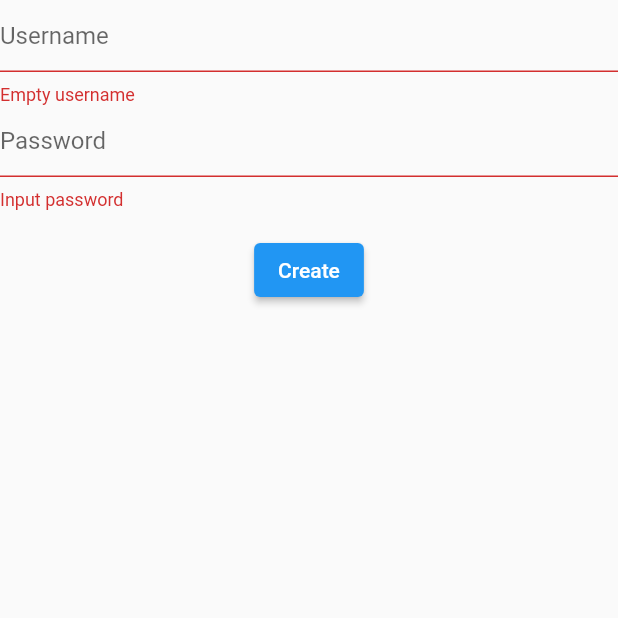
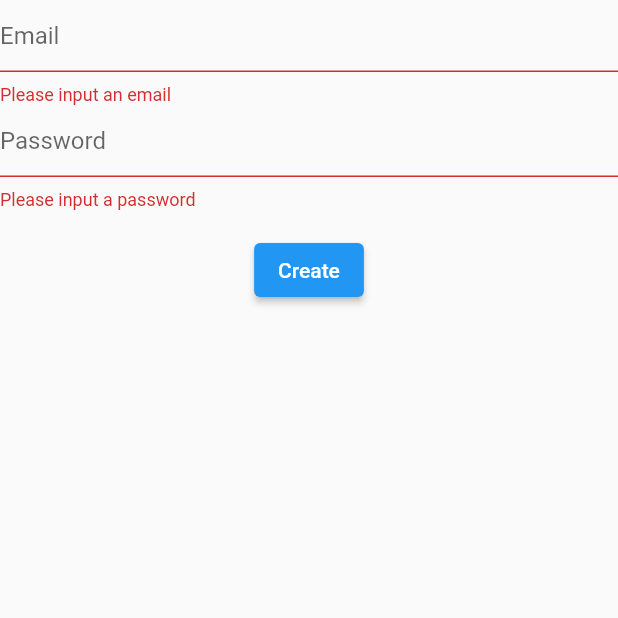
Before and after one commit to Dangabit/MugTogether, a Flutter app: the screen it shows after launch, after a tap on "Create", on a phone screen of 412 x 824 dp, the top half of it. Run offline on Flutter 3.47's test engine with Material 2 defaults, Android fonts, the light colour scheme and no system bars; our stand-ins replace firebase_auth, firebase_core; accounts and stored records are empty; generated files the repository leaves out were written again.

Commit message:
Added error message display

```diff
--- a/lib/main.dart
+++ b/lib/main.dart
@@ -1,7 +1,7 @@
 import 'package:firebase_core/firebase_core.dart';
 import 'package:flutter/material.dart';
 import 'package:mug_together/firebase_options.dart';
-import 'package:mug_together/signup.dart';
+import 'package:mug_together/screens/signup.dart';
 
 void main() async {
   WidgetsFlutterBinding.ensureInitialized;
--- a/lib/signup.dart
+++ b/lib/screens/signup.dart
@@ -1,4 +1,5 @@
 import 'package:firebase_auth/firebase_auth.dart';
+import 'package:flutter/foundation.dart';
 import 'package:flutter/material.dart';
 
 class SignUpPage extends StatefulWidget {
@@ -12,6 +13,7 @@ class _SignUpPage extends State<SignUpPage> {
   final _formKey = GlobalKey<FormState>();
   final emailController = TextEditingController();
   final passwordController = TextEditingController();
+  final exceptionController = TextEditingController();
 
   @override
   Widget build(BuildContext context) {
@@ -21,50 +23,66 @@ class _SignUpPage extends State<SignUpPage> {
           key: _formKey,
           child: Column(
             children: <Widget>[
+              // Email input field
               TextFormField(
                 controller: emailController,
-                decoration: const InputDecoration(hintText: 'Username'),
+                decoration: const InputDecoration(hintText: 'Email'),
                 validator: (String? value) {
                   if (value == null || value.isEmpty) {
-                    return 'Empty username';
+                    return 'Please input an email';
                   }
                   return null;
                 },
               ),
+              // Password input field
               TextFormField(
                 controller: passwordController,
                 decoration: const InputDecoration(hintText: 'Password'),
                 validator: (String? value) {
                   if (value == null || value.isEmpty) {
-                    return 'Input password';
+                    return 'Please input a password';
                   }
                   return null;
                 },
               ),
+              // Button, with function to create user in Firebase
               Padding(
                 padding: const EdgeInsets.symmetric(vertical: 16.0),
                 child: ElevatedButton(
                   onPressed: () async {
+                    exceptionController.text = "";
                     if (_formKey.currentState!.validate()) {
                       try {
-                        final credential = await FirebaseAuth.instance
+                        await FirebaseAuth.instance
                             .createUserWithEmailAndPassword(
                           email: emailController.text,
                           password: passwordController.text,
                         );
                       } on FirebaseAuthException catch (e) {
                         if (e.code == 'weak-password') {
-                          print('The password provided is too weak.');
+                          exceptionController.text =
+                              'The password provided is too weak.';
                         } else if (e.code == 'email-already-in-use') {
-                          print('The account already exists for that email.');
+                          exceptionController.text =
+                              'The account already exists for that email.';
+                        } else if (e.code == 'invalid-email') {
+                          exceptionController.text = 'Not a valid email.';
                         }
                       } catch (e) {
-                        print(e);
+                        if (kDebugMode) {
+                          print(e);
+                        }
                       }
+                      setState(() {});
                     }
                   },
                   child: const Text('Create'),
                 ),
+              ),
+              // Display error, if any
+              Text(
+                exceptionController.text,
+                style: const TextStyle(color: Colors.redAccent),
               ),
             ],
           ),
```
